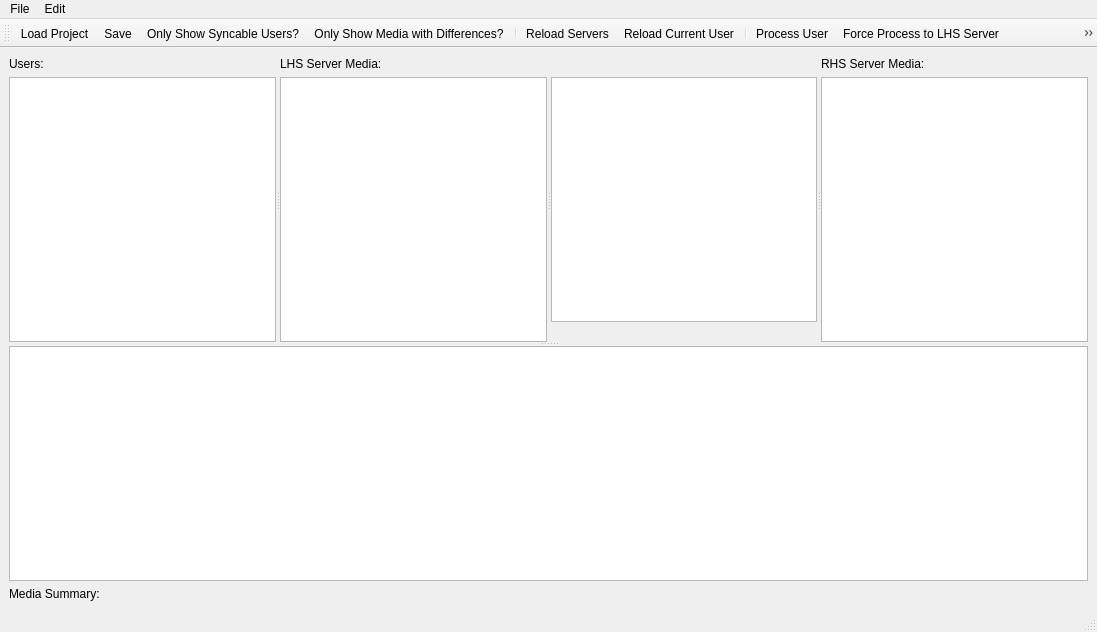
Old version of the form UI/MainWindow.ui in the repository towel42-com/EmbySync.
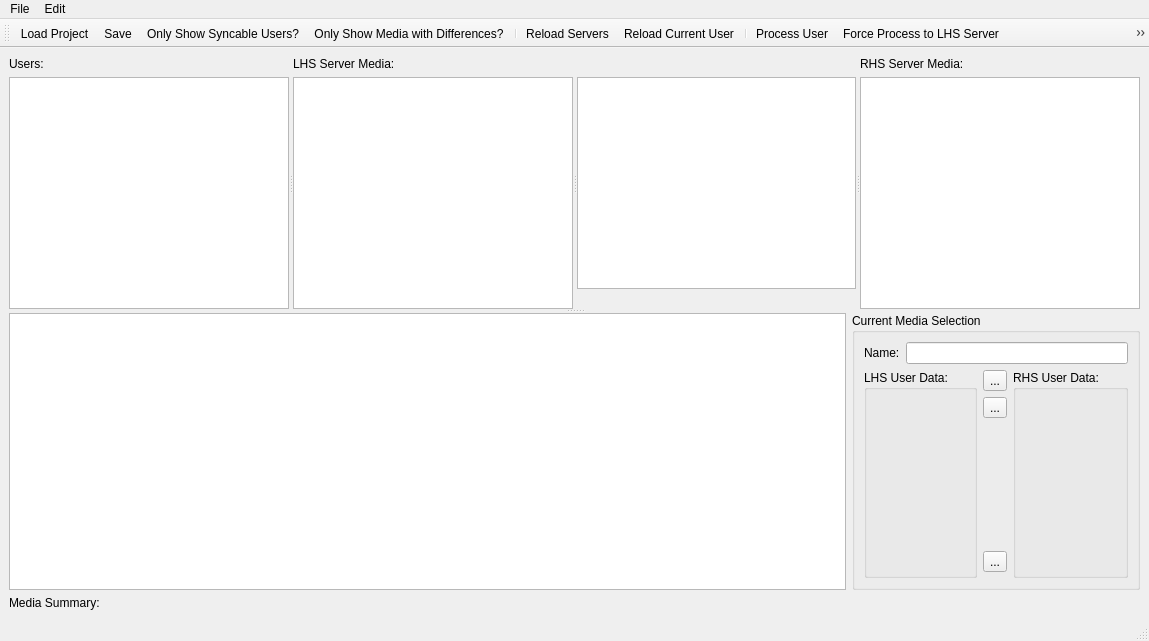
New version of the form. Icons and pictures are not drawn. Custom widgets are drawn as their Qt base class.

Commit message: Added ability to modify user media data from main window

```diff
--- a/UI/MainWindow.ui
+++ b/UI/MainWindow.ui
@@ -6,8 +6,8 @@
    <rect>
     <x>0</x>
     <y>0</y>
-    <width>1097</width>
-    <height>632</height>
+    <width>1149</width>
+    <height>641</height>
    </rect>
   </property>
   <property name="windowTitle">
@@ -167,16 +167,115 @@
         </layout>
        </widget>
       </widget>
-      <widget class="QPlainTextEdit" name="log">
-       <property name="tabChangesFocus">
-        <bool>true</bool>
-       </property>
-       <property name="lineWrapMode">
-        <enum>QPlainTextEdit::NoWrap</enum>
-       </property>
-       <property name="readOnly">
-        <bool>true</bool>
-       </property>
+      <widget class="QWidget" name="">
+       <layout class="QHBoxLayout" name="horizontalLayout_2">
+        <item>
+         <widget class="QPlainTextEdit" name="log">
+          <property name="tabChangesFocus">
+           <bool>true</bool>
+          </property>
+          <property name="lineWrapMode">
+           <enum>QPlainTextEdit::NoWrap</enum>
+          </property>
+          <property name="readOnly">
+           <bool>true</bool>
+          </property>
+         </widget>
+        </item>
+        <item>
+         <widget class="QGroupBox" name="currMediaBox">
+          <property name="sizePolicy">
+           <sizepolicy hsizetype="Fixed" vsizetype="Preferred">
+            <horstretch>0</horstretch>
+            <verstretch>0</verstretch>
+           </sizepolicy>
+          </property>
+          <property name="title">
+           <string>Current Media Selection</string>
+          </property>
+          <layout class="QGridLayout" name="gridLayout">
+           <item row="1" column="2" rowspan="5">
+            <widget class="CMediaUserDataWidget" name="rhsUserMediaData">
+             <property name="title">
+              <string>RHS User Data:</string>
+             </property>
+            </widget>
+           </item>
+           <item row="1" column="1">
+            <widget class="QToolButton" name="applyToRight">
+             <property name="text">
+              <string>...</string>
+             </property>
+             <property name="icon">
+              <iconset resource="EmbySync.qrc">
+               <normaloff>:/resources/arrowright.png</normaloff>:/resources/arrowright.png</iconset>
+             </property>
+            </widget>
+           </item>
+           <item row="1" column="0" rowspan="5">
+            <widget class="CMediaUserDataWidget" name="lhsUserMediaData">
+             <property name="title">
+              <string>LHS User Data:</string>
+             </property>
+            </widget>
+           </item>
+           <item row="2" column="1">
+            <widget class="QToolButton" name="applyToLeft">
+             <property name="text">
+              <string>...</string>
+             </property>
+             <property name="icon">
+              <iconset resource="EmbySync.qrc">
+               <normaloff>:/resources/arrowleft.png</normaloff>:/resources/arrowleft.png</iconset>
+             </property>
+            </widget>
+           </item>
+           <item row="0" column="0" colspan="3">
+            <layout class="QHBoxLayout" name="horizontalLayout">
+             <item>
+              <widget class="QLabel" name="label">
+               <property name="text">
+                <string>Name:</string>
+               </property>
+              </widget>
+             </item>
+             <item>
+              <widget class="QLineEdit" name="currMediaName">
+               <property name="readOnly">
+                <bool>true</bool>
+               </property>
+              </widget>
+             </item>
+            </layout>
+           </item>
+           <item row="4" column="1">
+            <widget class="QToolButton" name="uploadUserMediaData">
+             <property name="text">
+              <string>...</string>
+             </property>
+             <property name="icon">
+              <iconset resource="EmbySync.qrc">
+               <normaloff>:/resources/upload.png</normaloff>:/resources/upload.png</iconset>
+             </property>
+            </widget>
+           </item>
+           <item row="3" column="1">
+            <spacer name="verticalSpacer">
+             <property name="orientation">
+              <enum>Qt::Vertical</enum>
+             </property>
+             <property name="sizeHint" stdset="0">
+              <size>
+               <width>20</width>
+               <height>105</height>
+              </size>
+             </property>
+            </spacer>
+           </item>
+          </layout>
+         </widget>
+        </item>
+       </layout>
       </widget>
      </widget>
     </item>
@@ -194,7 +293,7 @@
     <rect>
      <x>0</x>
      <y>0</y>
-     <width>1097</width>
+     <width>1149</width>
      <height>22</height>
     </rect>
    </property>
@@ -385,6 +484,22 @@
    </property>
   </action>
  </widget>
+ <customwidgets>
+  <customwidget>
+   <class>CMediaUserDataWidget</class>
+   <extends>QGroupBox</extends>
+   <header>MediaUserDataWidget.h</header>
+   <container>1</container>
+  </customwidget>
+ </customwidgets>
+ <tabstops>
+  <tabstop>users</tabstop>
+  <tabstop>lhsMedia</tabstop>
+  <tabstop>directionTree</tabstop>
+  <tabstop>rhsMedia</tabstop>
+  <tabstop>log</tabstop>
+  <tabstop>currMediaName</tabstop>
+ </tabstops>
  <resources>
   <include location="EmbySync.qrc"/>
  </resources>
```
Left out of the diff: 2 changed lines with no effect on the pictures. The commit also changes 3 other files.
